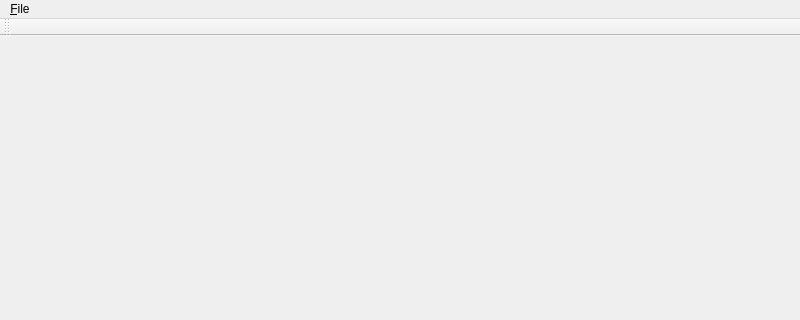
Before: the Qt Designer form ui/mainwindow.ui in Dominoman/kiwigui, drawn with Qt 5; both pictures show x 0 to 800 and y 0 to 320 of the 800 by 600 pixel window.
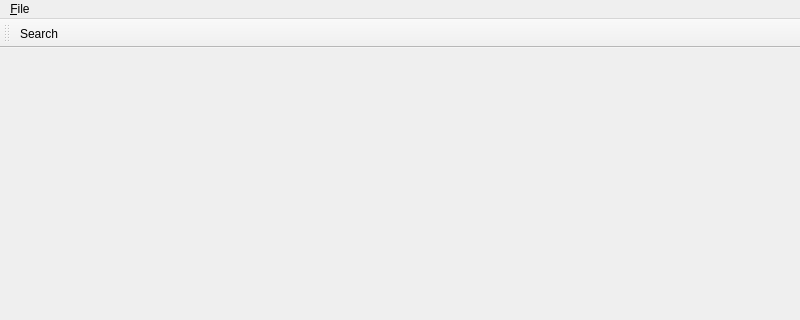
After: the same form once the commit is applied. Icons and pictures are not drawn.

Patch:
```diff
--- a/ui/mainwindow.ui
+++ b/ui/mainwindow.ui
@@ -43,6 +43,7 @@
    <attribute name="toolBarBreak">
     <bool>false</bool>
    </attribute>
+   <addaction name="actionSearch"/>
   </widget>
   <action name="actionE_xit">
    <property name="text">
```
Left out of the diff: 5 changed lines with no effect on the pictures.
